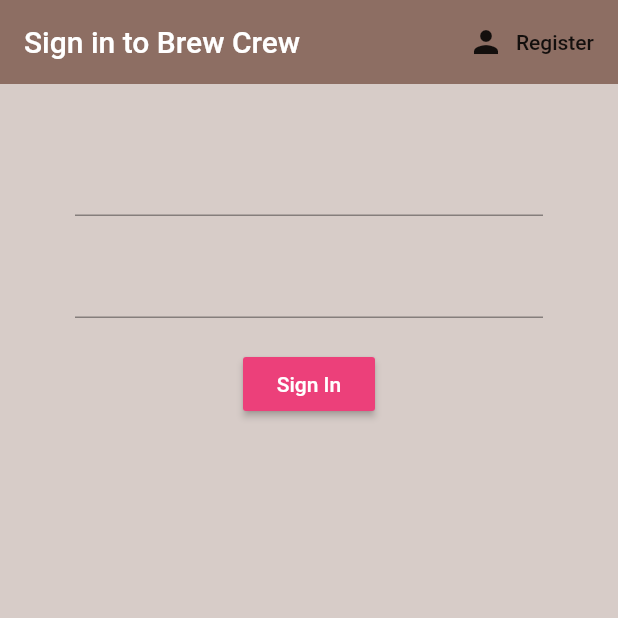
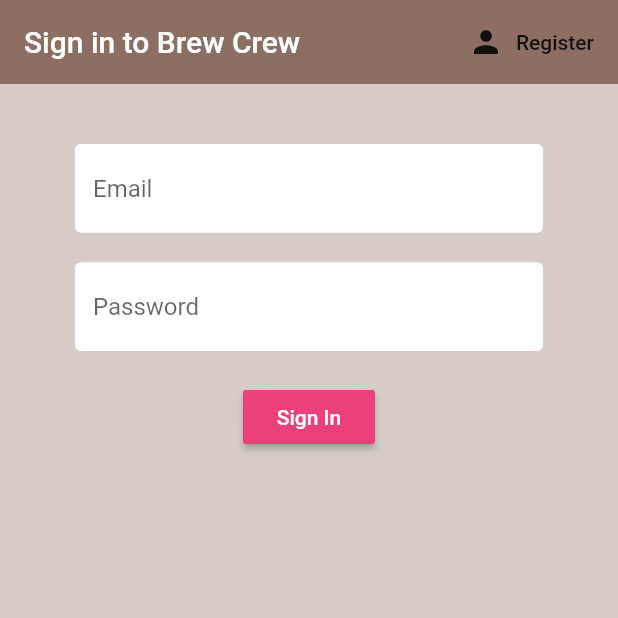
Before and after one commit to harpreets595/flutter_test_app, a Flutter app: the screen it shows after launch, on a phone screen of 412 x 824 dp, the top half of it. Run offline on Flutter 3.47's test engine with Material 2 defaults, Android fonts, the phone set to English and light mode, and no system bars; our stand-ins replace firebase_auth, firebase_core, firebase_database; accounts and stored records are empty.

Commit message:
Tutorial #14 Done - Text Input Decoration

```diff
--- a/lib/authenticate/register.dart
+++ b/lib/authenticate/register.dart
@@ -1,5 +1,6 @@
 import 'package:flutter/material.dart';
 import 'package:flutter_app/services/auth.dart';
+import 'package:flutter_app/shared/constants.dart';
 
 class Register extends StatefulWidget {
 
@@ -46,6 +47,7 @@ class _RegisterState extends State<Register> {
             children: [
               SizedBox(height: 20),
               TextFormField(
+                decoration: textInputDecoration.copyWith(hintText: 'Email'),
                 validator: (val) => val.isEmpty ? 'Enter an Email' : null,
                 onChanged: (val) {
                   setState(() {
@@ -55,6 +57,7 @@ class _RegisterState extends State<Register> {
               ),
               SizedBox(height: 20),
               TextFormField(
+                decoration: textInputDecoration.copyWith(hintText: 'Password'),
                 validator: (val) => val.length < 6 ? 'Enter a password 6+ chars long' : null,
                 obscureText: true,
                 onChanged: (val) {
--- a/lib/authenticate/sign_in.dart
+++ b/lib/authenticate/sign_in.dart
@@ -1,5 +1,6 @@
 import 'package:flutter/material.dart';
 import 'package:flutter_app/services/auth.dart';
+import 'package:flutter_app/shared/constants.dart';
 
 class SignIn extends StatefulWidget {
 
@@ -45,15 +46,15 @@ class _SignInState extends State<SignIn> {
             children: [
               SizedBox(height: 20),
               TextFormField(
+                decoration: textInputDecoration.copyWith(hintText: 'Email'),
                 validator: (val) => val.isEmpty ? 'Enter an Email' : null,
                 onChanged: (val) {
-                  setState(() {
-                    email = val;
-                  });
+                  setState(() => email = val );
                 },
               ),
               SizedBox(height: 20),
               TextFormField(
+                decoration: textInputDecoration.copyWith(hintText: 'Password'),
                 validator: (val) => val.length < 6 ? 'Enter a valid password 6+ chars long' : null,
                 obscureText: true,
                 onChanged: (val) {
--- /dev/null
+++ b/lib/shared/constants.dart
@@ -0,0 +1,12 @@
+import 'package:flutter/material.dart';
+
+const textInputDecoration = InputDecoration(
+  fillColor: Colors.white,
+  filled: true,
+  enabledBorder: OutlineInputBorder(
+      borderSide: BorderSide(color: Colors.white, width: 2)
+  ),
+  focusedBorder: OutlineInputBorder(
+      borderSide: BorderSide(color: Colors.pink, width: 2)
+  ),
+);
```
